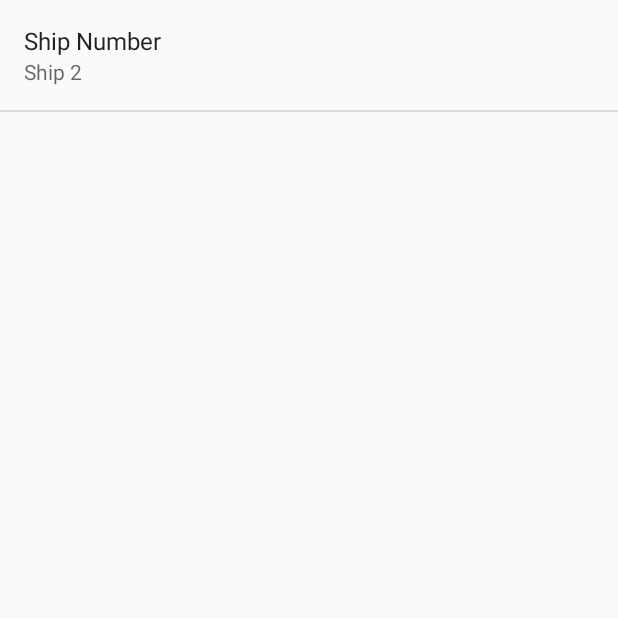
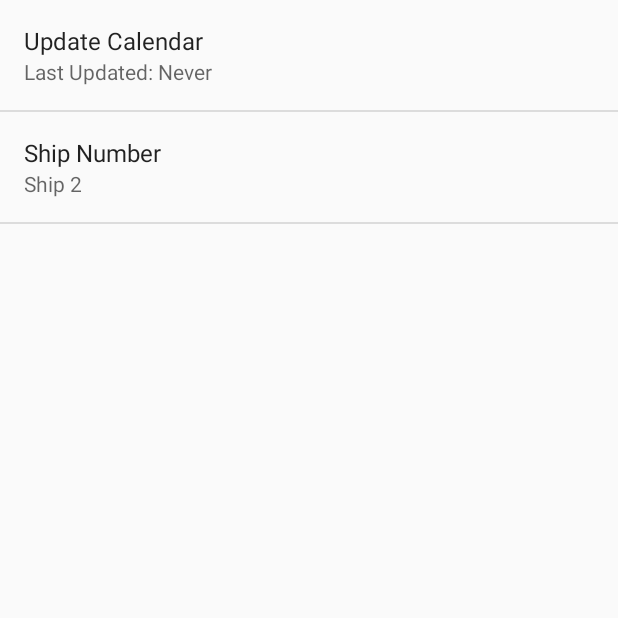
Before and after one commit to Frostlight/PSO2-Kue-Android, an Android app: the SettingsActivity screen opened directly, with no data from a screen before it, on a phone screen of 412 x 824 dp, the top half of it. Run offline under Robolectric (Android 15) with nearby library versions, the phone set to English and light mode, and no system bars.

Commit message:
Last updated on options (non-functional)

```diff
--- a/app/src/main/java/frostlight/pso2kue/FetchCalendarTask.java
+++ b/app/src/main/java/frostlight/pso2kue/FetchCalendarTask.java
@@ -27,6 +27,8 @@ import frostlight.pso2kue.data.KueContract;
  * Async task to fetch the emergency quest timetable from Google Calendars
  * Created by Vincent on 5/19/2015.
  */
+// TODO: http://www.udel.edu/CIS/software/dist/google/calendar/java.client/gdata/doc/calendar.html
+    // Build query with start-min set to now minus 30 minutes ago, max results = infinity
 public class FetchCalendarTask extends AsyncTask<Void, Void, Void> {
 
     private Context mContext;
--- a/app/src/main/res/values/strings.xml
+++ b/app/src/main/res/values/strings.xml
@@ -20,6 +20,10 @@
     <string name="default_eq_day">"June 30"</string>
 
     <!-- Preference strings -->
+    <string name="pref_update_label">Update Calendar</string>
+    <string name="pref_update_key">update_calendar</string>
+    <string name="pref_update_default">Last Updated: Never</string>
+
     <string name="pref_ship_label">Ship Number</string>
     <string name="pref_ship_key">ship_num</string>
     <string name="pref_ship_default">2</string>
--- a/app/src/main/res/xml/preferences.xml
+++ b/app/src/main/res/xml/preferences.xml
@@ -3,6 +3,9 @@
     android:layout_width="match_parent"
     android:layout_height="match_parent">
 
+    <Preference android:title="@string/pref_update_label"
+        android:key="@string/pref_update_key"
+        android:summary="@string/pref_update_default"/>
     <ListPreference
         android:title="@string/pref_ship_label"
         android:key="@string/pref_ship_key"
```
Also changed, not shown: app/src/main/java/frostlight/pso2kue/SettingsActivity.java (+29 -4 lines).
